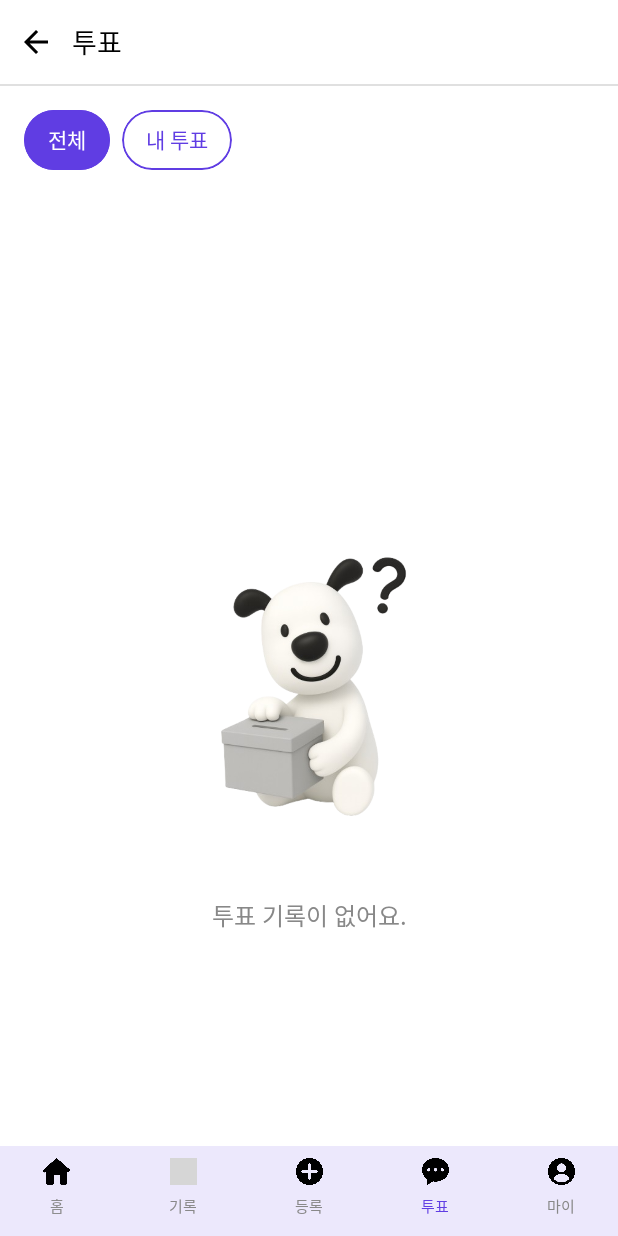
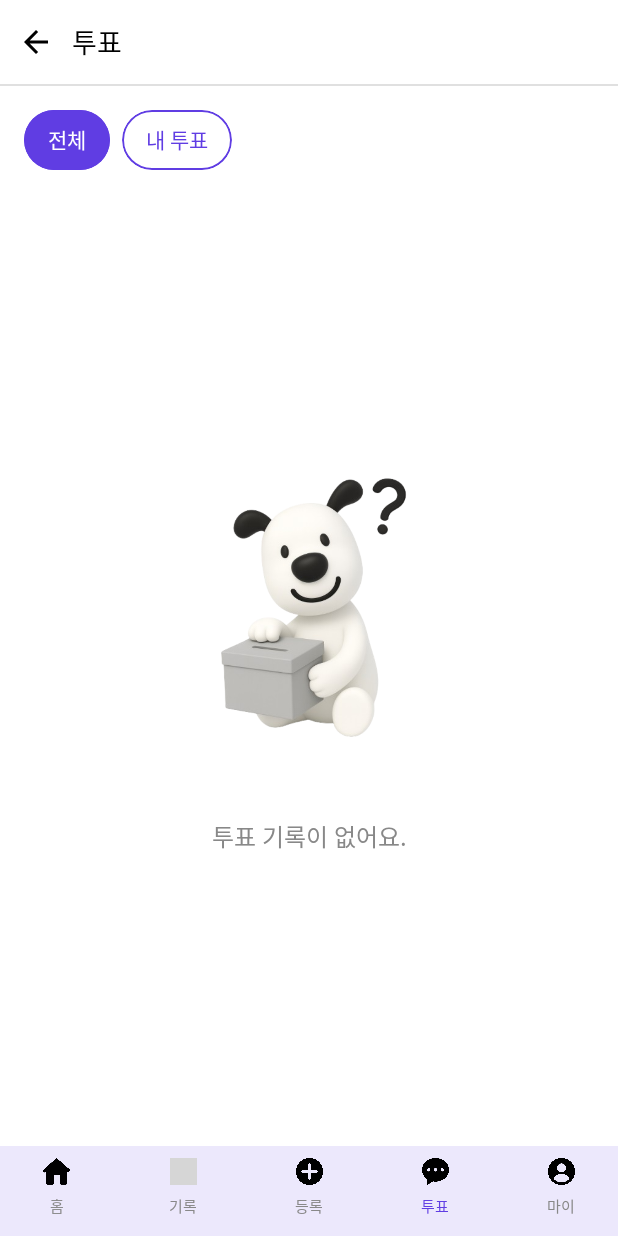
Before and after one commit to MotGolla/MotGolla-Frontend, an Android app built with Jetpack Compose: the vote screen opened through its navigation route, on a phone screen of 412 x 824 dp. Run offline under Robolectric (Android 15) with nearby library versions, the light colour scheme and no system bars; network calls fail; pictures from the network do not load; Roboto replaces fonts that are not available here; grey boxes are pictures that could not be loaded.

Commit message:
refactor: 투표 기록 없을 시 흰디 위치 위로 조정

```diff
--- a/app/src/main/java/com/motgolla/ui/screen/vote/VoteScreen.kt
+++ b/app/src/main/java/com/motgolla/ui/screen/vote/VoteScreen.kt
@@ -80,8 +80,9 @@ fun VoteScreen(
         if (voteCards.isEmpty()) {
             Box(
                 modifier = Modifier
-                    .fillMaxSize(),
-                contentAlignment = Alignment.Center
+                    .fillMaxSize()
+                    .padding(top = 150.dp),
+                contentAlignment = Alignment.TopCenter
             ) {
                 Column(
                     horizontalAlignment = Alignment.CenterHorizontally
```
